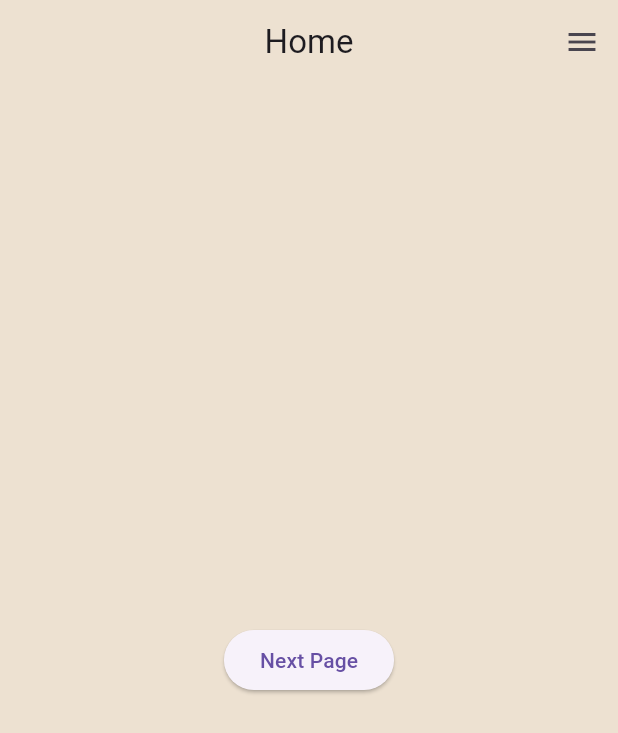
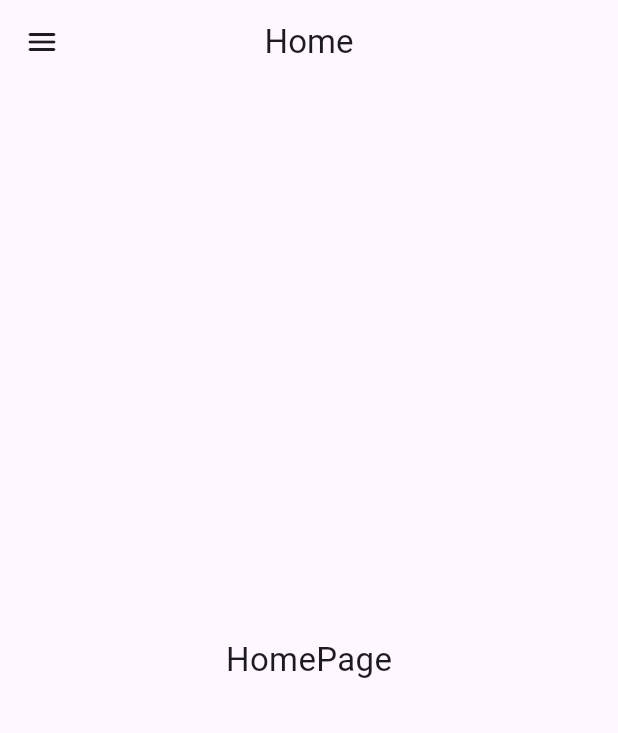
Before and after one commit to enayat-sps/complex_animations, a Flutter app: the screen it shows after launch, on a phone screen of 412 x 824 dp. Shown: the top 733 px of the screen. Run offline on Flutter 3.47's test engine with Material 2 defaults, Android fonts, the light colour scheme and no system bars; drawn by our look-alikes of flutter_zoom_drawer.

Commit message:
Sliding drawer animations.

```diff
--- a/lib/config/app_colors.dart
+++ b/lib/config/app_colors.dart
@@ -2,6 +2,10 @@ import 'package:flutter/material.dart';
 
 class HomepageColors {
   static const homeBackground = Color.fromRGBO(237, 225, 209, 1.0);
+}
+
+class DrawerColors {
+  static const drawerBackground = Colors.blueGrey;
 }
 
 class SurveyPageColors {
--- a/lib/main.dart
+++ b/lib/main.dart
@@ -1,5 +1,7 @@
-import 'package:complex_animations/widgets/custom_drawer.dart';
-import 'package:complex_animations/widgets/custom_drawer2.dart';
+import 'package:complex_animations/widgets/drawers/zoom_drawer.dart';
+
+import 'widgets/drawers/custom_drawer.dart';
+import 'widgets/drawers/custom_drawer2.dart';
 import 'package:flutter/material.dart';
 
 import '../pages/homepage.dart';
@@ -13,7 +15,7 @@ class MyApp extends StatelessWidget {
 
   @override
   Widget build(BuildContext context) {
-    bool flip = false;
+    bool flip = true;
     AppBar appBar = flip
         ? AppBar()
         : AppBar(
@@ -29,7 +31,7 @@ class MyApp extends StatelessWidget {
           );
     Widget child = HomePage(appBar: appBar);
     if (flip) {
-      child = CustomGuitarDrawer(key: UniqueKey(), child: child);
+      child = CustomFlipDrawer(key: UniqueKey(), child: child);
     } else {
       child = CustomDrawer(child: child);
     }
@@ -38,7 +40,7 @@ class MyApp extends StatelessWidget {
       theme: ThemeData(
         useMaterial3: true,
       ),
-      home: child,
+      home: const ZoomDrawerScreen(),
     );
   }
 }
--- /dev/null
+++ b/lib/pages/main_screen.dart
@@ -0,0 +1,38 @@
+import 'package:complex_animations/config/constants.dart';
+import 'package:flutter/material.dart';
+import 'package:flutter_zoom_drawer/flutter_zoom_drawer.dart';
+
+class MainScreen extends StatefulWidget {
+  const MainScreen({Key? key}) : super(key: key);
+
+  @override
+  State<MainScreen> createState() => _MainScreenState();
+}
+
+class _MainScreenState extends State<MainScreen> {
+  @override
+  Widget build(BuildContext context) {
+    return Scaffold(
+      appBar: AppBar(
+        leading: IconButton(
+          icon: const Icon(Icons.menu_rounded),
+          onPressed: () {
+            if (ZoomDrawer.of(context)!.isOpen()) {
+              ZoomDrawer.of(context)!.close();
+            } else {
+              ZoomDrawer.of(context)!.open();
+            }
+          },
+        ),
+        title: const Text(homeTitle),
+        centerTitle: true,
+      ),
+      body: const Center(
+        child: Text(
+          'HomePage',
+          style: TextStyle(fontSize: 22),
+        ),
+      ),
+    );
+  }
+}
--- a/lib/widgets/custom_drawer.dart
+++ b/lib/widgets/drawers/custom_drawer.dart
@@ -1,4 +1,5 @@
 import 'package:complex_animations/config/app_colors.dart';
+import 'drawer_column.dart';
 import 'package:flutter/material.dart';
 
 class CustomDrawer extends StatefulWidget {
@@ -16,8 +17,8 @@ class CustomDrawer extends StatefulWidget {
 class CustomDrawerState extends State<CustomDrawer>
     with SingleTickerProviderStateMixin {
   static const Duration toggleDuration = Duration(milliseconds: 250);
-  static const double maxSlide = 225;
-  static const double minDragStartEdge = 60;
+  static const double maxSlide = 50;
+  static const double minDragStartEdge = 30;
   static const double maxDragStartEdge = maxSlide - 16;
   late AnimationController _animationController;
   bool _canBeDragged = false;
@@ -63,7 +64,7 @@ class CustomDrawerState extends State<CustomDrawer>
           builder: (context, child) {
             double animValue = _animationController.value;
             final slideAmount = maxSlide * animValue;
-            final contentScale = 1.0 - (0.3 * animValue);
+            final contentScale = 1.0 - (0.1 * animValue);
             return Stack(
               children: <Widget>[
                 const MyDrawer(),
@@ -128,33 +129,7 @@ class MyDrawer extends StatelessWidget {
     return Material(
       color: HomepageColors.homeBackground,
       child: SafeArea(
-        child: Column(
-          crossAxisAlignment: CrossAxisAlignment.start,
-          mainAxisSize: MainAxisSize.max,
-          children: const [
-            SizedBox(height: 100, child: Center(child: Text('Drawer'))),
-            ListTile(
-              leading: Icon(Icons.new_releases),
-              title: Text('News'),
-            ),
-            ListTile(
-              leading: Icon(Icons.star),
-              title: Text('Favourites'),
-            ),
-            ListTile(
-              leading: Icon(Icons.map),
-              title: Text('Map'),
-            ),
-            ListTile(
-              leading: Icon(Icons.settings),
-              title: Text('Settings'),
-            ),
-            ListTile(
-              leading: Icon(Icons.person),
-              title: Text('Profile'),
-            ),
-          ],
-        ),
+        child: drawerColumn(),
       ),
     );
   }
--- /dev/null
+++ b/lib/widgets/drawers/zoom_drawer.dart
@@ -0,0 +1,34 @@
+import 'package:complex_animations/pages/main_screen.dart';
+import 'package:complex_animations/widgets/menus/zoom_menu.dart';
+import 'package:flutter/material.dart';
+import 'package:flutter_zoom_drawer/config.dart';
+import 'package:flutter_zoom_drawer/flutter_zoom_drawer.dart';
+
+class ZoomDrawerScreen extends StatefulWidget {
+  const ZoomDrawerScreen({Key? key}) : super(key: key);
+
+  @override
+  State<ZoomDrawerScreen> createState() => _ZoomDrawerScreenState();
+}
+
+class _ZoomDrawerScreenState extends State<ZoomDrawerScreen> {
+  final _zoomDrawerController = ZoomDrawerController();
+
+  @override
+  Widget build(BuildContext context) {
+    return ZoomDrawer(
+      controller: _zoomDrawerController,
+      menuBackgroundColor: Colors.blue[700]!,
+      menuScreenOverlayColor: Colors.purple[600],
+      menuScreen: ZoomMenu(
+        setIndex: (value) {},
+      ),
+      mainScreen: const MainScreen(),
+      showShadow: true,
+    );
+  }
+}
+
+Widget setScreen() {
+  return Container();
+}
```
Also changed, not shown: lib/models/menu_item.dart (added, +7 -0 lines), lib/pages/homepage.dart (+6 -2 lines), lib/widgets/drawers/custom_drawer2.dart (renamed from lib/widgets/custom_drawer2.dart, +16 -42 lines), lib/widgets/drawers/drawer_column.dart (added, +43 -0 lines), lib/widgets/menus/zoom_menu.dart (added, +73 -0 lines).
